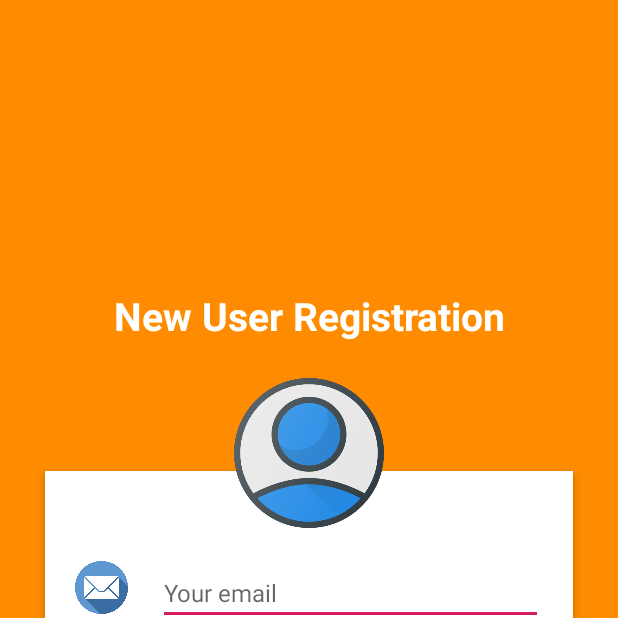
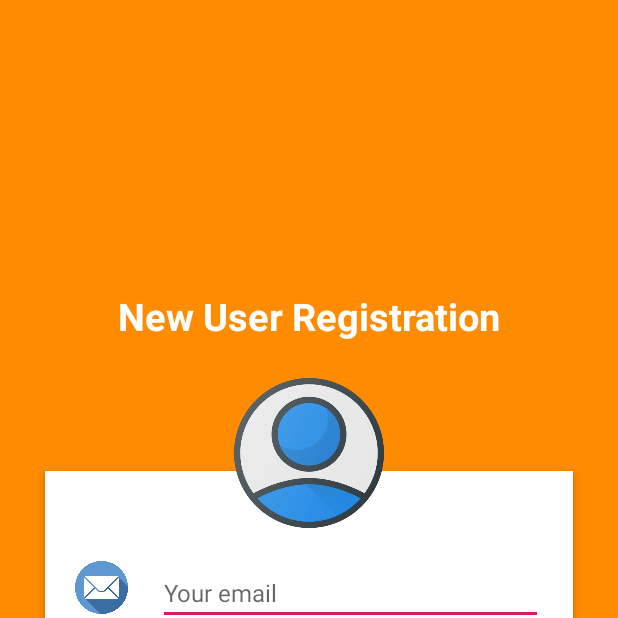
Before and after one commit to Skyman1208/MASTA-APPS-PROJECT, an Android app: the Signup screen opened directly, with no data from a screen before it, on a phone screen of 412 x 824 dp, the top half of it. Run offline under Robolectric (Android 15) with nearby library versions, the phone set to English and light mode, and no system bars; our stand-ins replace Firebase (no records; nobody signed in at launch, a user with empty details on screens opened directly).

Commit message:
MASTA source code (30/03/2020 - 08:44:50 PM)

```diff
--- a/app/src/main/res/layout/activity_sign_up.xml
+++ b/app/src/main/res/layout/activity_sign_up.xml
@@ -22,7 +22,7 @@
             android:gravity="center_horizontal"
             android:text="New User Registration"
             android:textColor="#fff"
-            android:textSize="26dp"
+            android:textSize="25dp"
             android:textStyle="bold"/>
 
         <RelativeLayout
```
